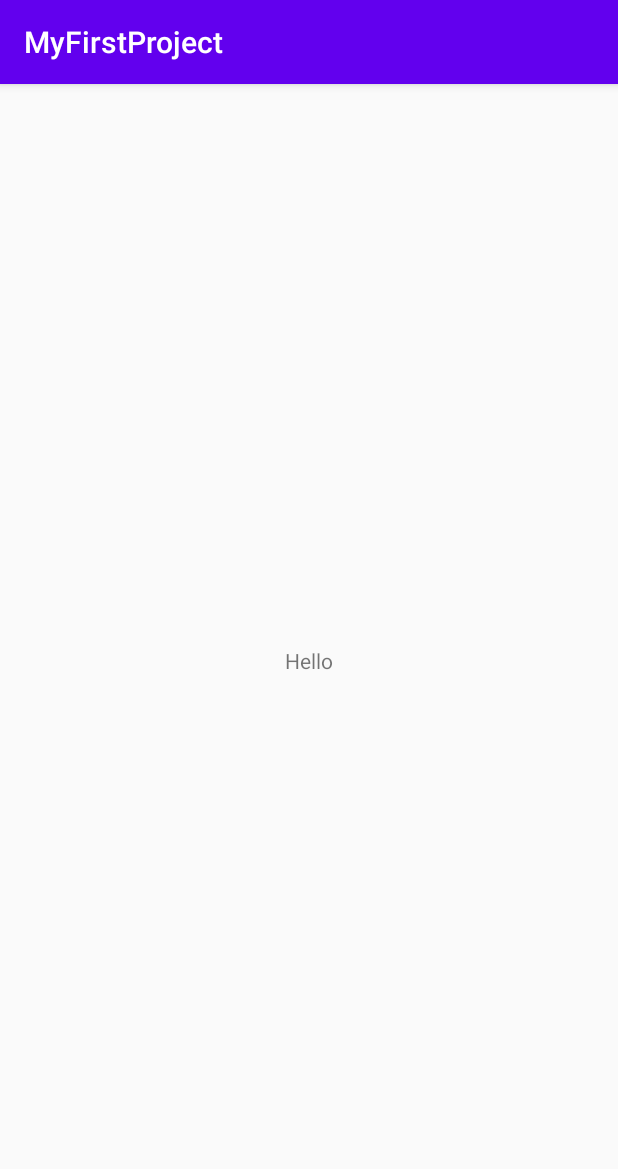
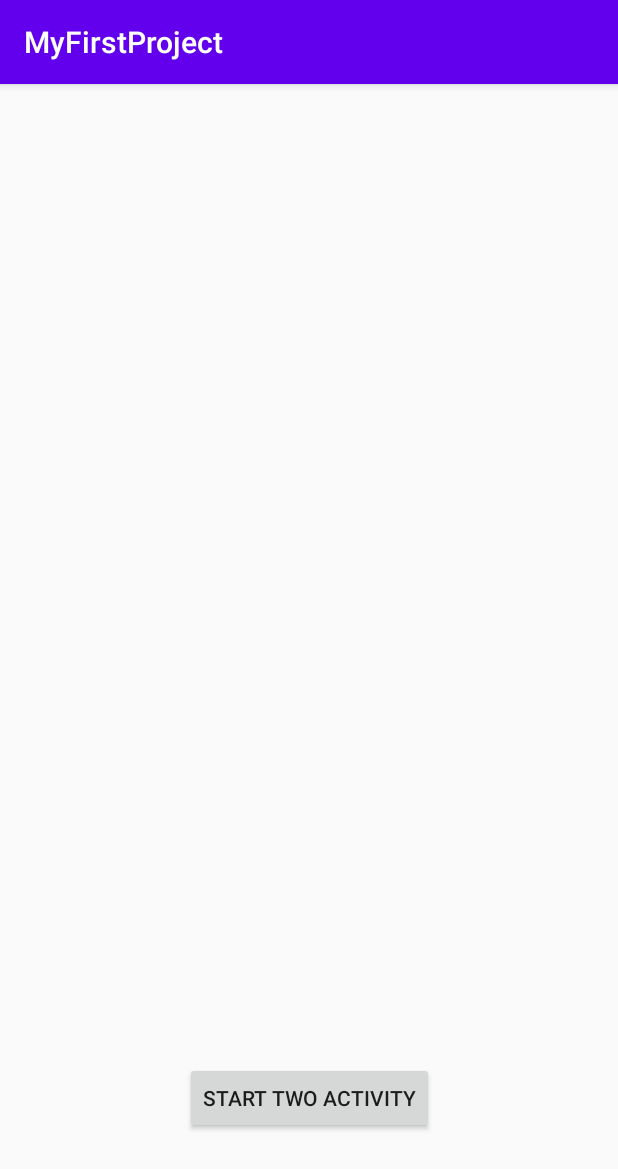
Before and after one commit to PetrGostev/MyFirstProject, an Android app: the screen it shows after launch (MainActivity), on a phone screen of 412 x 824 dp. Shown: the top 1169 px of the screen. Run offline under Robolectric (Android 15) with nearby library versions, the phone set to English and light mode, and no system bars.

```diff
--- a/app/src/main/java/ru/petrgostev/myfirstproject/MainActivity.kt
+++ b/app/src/main/java/ru/petrgostev/myfirstproject/MainActivity.kt
@@ -1,11 +1,29 @@
 package ru.petrgostev.myfirstproject
 
+import android.content.Intent
 import androidx.appcompat.app.AppCompatActivity
 import android.os.Bundle
+import android.widget.Button
+import android.widget.TextView
 
 class MainActivity : AppCompatActivity() {
+    companion object {
+        const val TEXT: String = "TEXT"
+    }
+
     override fun onCreate(savedInstanceState: Bundle?) {
         super.onCreate(savedInstanceState)
         setContentView(R.layout.activity_main)
+
+        val textView: TextView = findViewById(R.id.textView)
+        textView.text = intent.getStringExtra(TEXT)
+
+        val startTwoActivityButton: Button = findViewById(R.id.start_two_activity)
+        startTwoActivityButton.setOnClickListener { startTwoActivity() }
+    }
+
+    private fun startTwoActivity() {
+        intent = Intent(this, TwoActivity::class.java)
+        startActivity(intent)
     }
 }
--- a/app/src/main/res/layout/activity_main.xml
+++ b/app/src/main/res/layout/activity_main.xml
@@ -7,12 +7,22 @@
     tools:context=".MainActivity">
 
     <TextView
+        android:id="@+id/textView"
         android:layout_width="wrap_content"
         android:layout_height="wrap_content"
-        android:text="Hello"
         app:layout_constraintBottom_toBottomOf="parent"
         app:layout_constraintLeft_toLeftOf="parent"
         app:layout_constraintRight_toRightOf="parent"
         app:layout_constraintTop_toTopOf="parent" />
 
+    <Button
+        android:id="@+id/start_two_activity"
+        android:layout_width="wrap_content"
+        android:layout_height="wrap_content"
+        android:layout_marginBottom="68dp"
+        app:layout_constraintBottom_toBottomOf="parent"
+        app:layout_constraintEnd_toEndOf="parent"
+        app:layout_constraintStart_toStartOf="parent"
+        android:text="@string/start_two_activity"/>
+
 </androidx.constraintlayout.widget.ConstraintLayout>
--- a/app/src/main/res/values/strings.xml
+++ b/app/src/main/res/values/strings.xml
@@ -1,3 +1,4 @@
 <resources>
     <string name="app_name">MyFirstProject</string>
+    <string name="start_two_activity">Start Two Activity</string>
 </resources>
```
Also changed, not shown: app/src/main/AndroidManifest.xml (+7 -0 lines), app/src/main/java/ru/petrgostev/myfirstproject/MyIntentService.kt (added, +31 -0 lines), app/src/main/java/ru/petrgostev/myfirstproject/TwoActivity.kt (added, +39 -0 lines), app/src/main/res/layout/activity_two.xml (added, +9 -0 lines).
